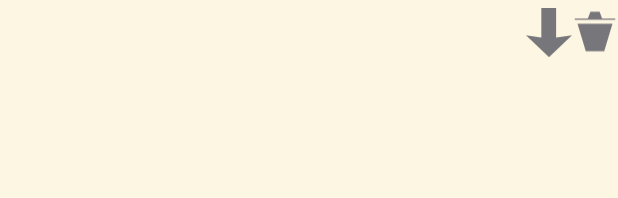
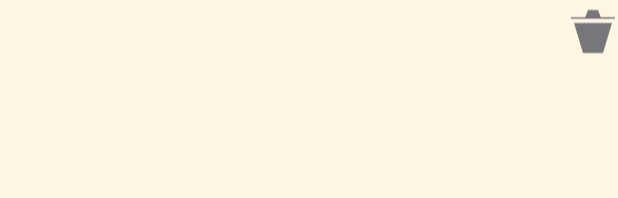
Before and after one commit to ljmc2000/NoiseLooper, an Android app: the layout profile_config_item.xml on its own in the app's theme, with its tools: preview values and no code run, on a phone screen of 412 x 824 dp. Shown: the top 198 px of the screen. Run offline under Robolectric (Android 15) with nearby library versions, the phone set to English and light mode, and no system bars.

Commit message:
remove import icons for custom sounds

```diff
--- a/app/src/main/java/ie/delilahsthings/soothingloop/SettingsActivity.java
+++ b/app/src/main/java/ie/delilahsthings/soothingloop/SettingsActivity.java
@@ -118,6 +118,7 @@ public class SettingsActivity extends AppCompatActivity {
             deleteButton.setOnClickListener((v)->promptDeleteProfile(view, profileName));
             exportButton=view.findViewById(R.id.export_button);
             exportButton.setOnClickListener((View v)->promptExportProfile(profileName));
+            exportButton.setVisibility(View.VISIBLE);
 
             profilesView.addView(view);
         }
--- a/app/src/main/res/layout/profile_config_item.xml
+++ b/app/src/main/res/layout/profile_config_item.xml
@@ -27,6 +27,7 @@
             android:focusable="true"
             android:minWidth="48dp"
             android:minHeight="48dp"
+            android:visibility="gone"
             app:srcCompat="@drawable/download" />
 
         <ImageView
```
